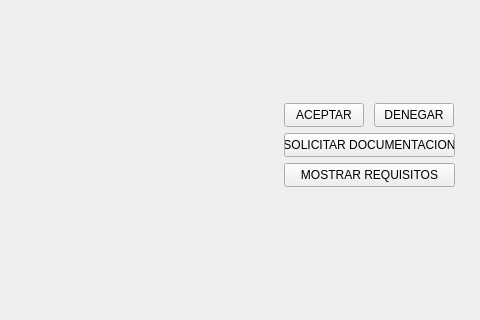
Above: gameplay.ui from facurz55/Paper-Please before the change; both pictures show x 286 to 766 and y 131 to 451 of the 766 by 554 pixel window. Below: the same form after it.
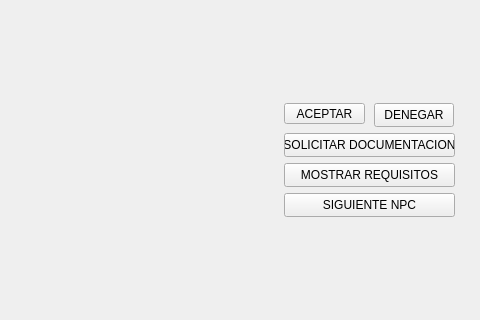
That is the form after the change. Icons and pictures are not drawn.

The edit to the form file:
```diff
--- a/gameplay.ui
+++ b/gameplay.ui
@@ -77,10 +77,13 @@
              <rect>
               <x>570</x>
               <y>10</y>
-              <width>80</width>
-              <height>24</height>
+              <width>81</width>
+              <height>21</height>
              </rect>
             </property>
+            <property name="styleSheet">
+             <string notr="true"/>
+            </property>
             <property name="text">
              <string>ACEPTAR</string>
             </property>
@@ -124,6 +127,19 @@
              <string>MOSTRAR REQUISITOS</string>
             </property>
            </widget>
+           <widget class="QPushButton" name="Siguiente_NPC">
+            <property name="geometry">
+             <rect>
+              <x>570</x>
+              <y>100</y>
+              <width>171</width>
+              <height>24</height>
+             </rect>
+            </property>
+            <property name="text">
+             <string>SIGUIENTE NPC</string>
+            </property>
+           </widget>
           </widget>
          </item>
         </layout>
```
Left out of the diff: 49 changed lines with no effect on the pictures.
